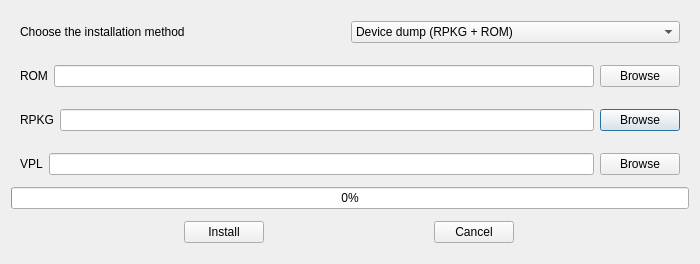
EKA2L1/EKA2L1, file src/emu/qt/src/device_install_dialog.ui: the form before one commit.
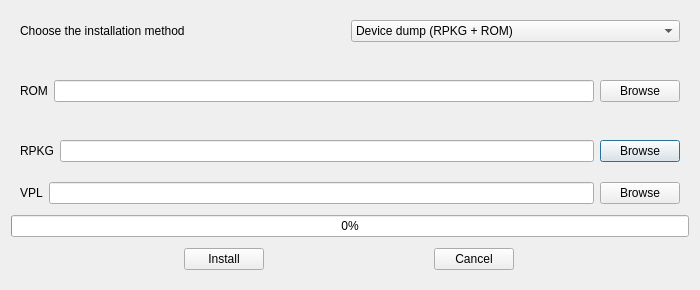
The form after the commit.

```diff
--- a/src/emu/qt/src/device_install_dialog.ui
+++ b/src/emu/qt/src/device_install_dialog.ui
@@ -7,7 +7,7 @@
     <x>0</x>
     <y>0</y>
     <width>700</width>
-    <height>264</height>
+    <height>290</height>
    </rect>
   </property>
   <property name="sizePolicy">
@@ -28,6 +28,12 @@
    </property>
    <item row="2" column="0">
     <widget class="QWidget" name="rpkg_browse_widget" native="true">
+     <property name="sizePolicy">
+      <sizepolicy hsizetype="Preferred" vsizetype="Fixed">
+       <horstretch>0</horstretch>
+       <verstretch>0</verstretch>
+      </sizepolicy>
+     </property>
      <layout class="QHBoxLayout" name="rpkg_browse_layout">
       <item>
        <widget class="QLabel" name="rpkg_edit_name_label">
@@ -55,6 +61,12 @@
    </item>
    <item row="0" column="0">
     <widget class="QWidget" name="installation_choose_widget" native="true">
+     <property name="sizePolicy">
+      <sizepolicy hsizetype="Preferred" vsizetype="Fixed">
+       <horstretch>0</horstretch>
+       <verstretch>0</verstretch>
+      </sizepolicy>
+     </property>
      <layout class="QHBoxLayout" name="installation_choose_layout" stretch="0,0">
       <property name="spacing">
        <number>2</number>
@@ -94,6 +106,12 @@
    </item>
    <item row="5" column="0">
     <widget class="QWidget" name="opinion_widget" native="true">
+     <property name="sizePolicy">
+      <sizepolicy hsizetype="Preferred" vsizetype="Fixed">
+       <horstretch>0</horstretch>
+       <verstretch>0</verstretch>
+      </sizepolicy>
+     </property>
      <layout class="QHBoxLayout" name="confirmation_layout">
       <item>
        <widget class="QPushButton" name="confirmation_install_btn">
@@ -126,6 +144,12 @@
    </item>
    <item row="1" column="0">
     <widget class="QWidget" name="rom_browse_widget" native="true">
+     <property name="sizePolicy">
+      <sizepolicy hsizetype="Preferred" vsizetype="Minimum">
+       <horstretch>0</horstretch>
+       <verstretch>0</verstretch>
+      </sizepolicy>
+     </property>
      <layout class="QHBoxLayout" name="rom_browse_layout">
       <item>
        <widget class="QLabel" name="rom_edit_name_label">
@@ -156,6 +180,12 @@
    </item>
    <item row="3" column="0">
     <widget class="QWidget" name="vpl_browse_widget" native="true">
+     <property name="sizePolicy">
+      <sizepolicy hsizetype="Preferred" vsizetype="Fixed">
+       <horstretch>0</horstretch>
+       <verstretch>0</verstretch>
+      </sizepolicy>
+     </property>
      <layout class="QHBoxLayout" name="vpl_browse_layout">
       <item>
        <widget class="QLabel" name="vpl_edit_name_label">
```
